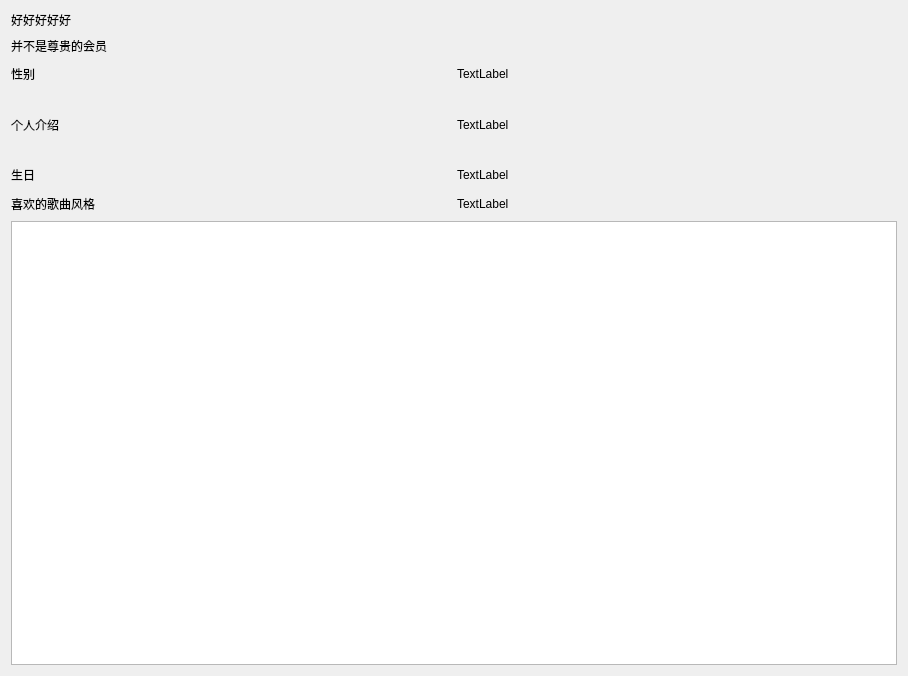
First picture: the form in gui/OtherShow.ui, repository zyzzzasdhjk/database_project, before the edit.
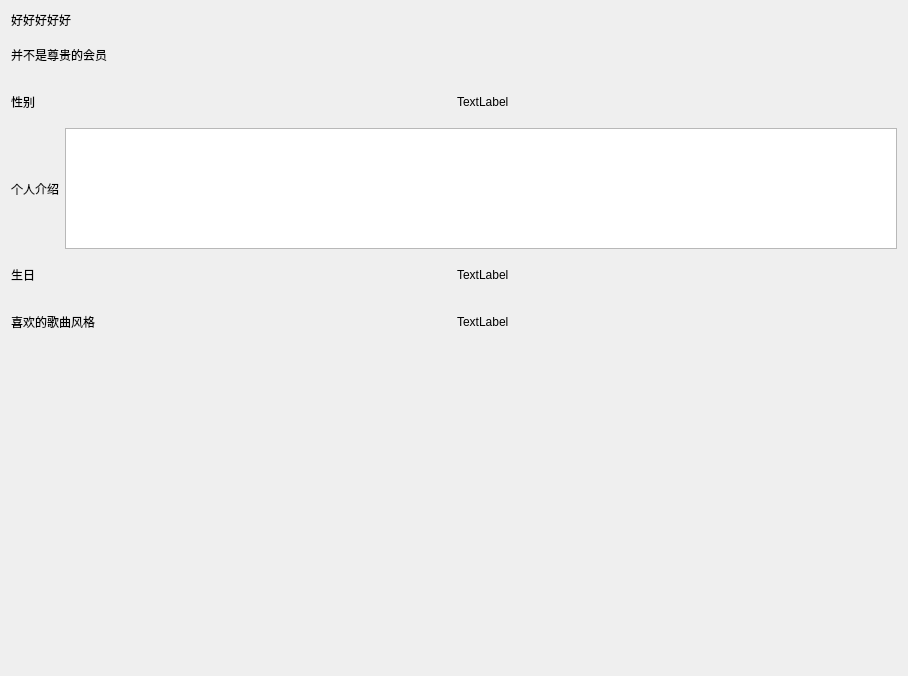
Second picture: the form after the edit.

Commit message: 11.24 更改获取搜索用户界面和别人个人资料显示界面，变得可以跳转

Diff of the .ui file:
```diff
--- a/gui/OtherShow.ui
+++ b/gui/OtherShow.ui
@@ -15,7 +15,7 @@
   </property>
   <layout class="QVBoxLayout" name="verticalLayout_2">
    <item>
-    <layout class="QVBoxLayout" name="verticalLayout" stretch="3,1,1,3,1,1,20">
+    <layout class="QVBoxLayout" name="verticalLayout" stretch="3,1,1,3,1,1,8">
      <item>
       <layout class="QHBoxLayout" name="horizontalLayout" stretch="5,3">
        <item>
@@ -75,9 +75,9 @@
         </widget>
        </item>
        <item>
-        <widget class="QLabel" name="OtherShowUIntroLabel">
-         <property name="text">
-          <string>TextLabel</string>
+        <widget class="QPlainTextEdit" name="OtherShowUIntroLabel">
+         <property name="readOnly">
+          <bool>true</bool>
          </property>
         </widget>
        </item>
@@ -120,7 +120,7 @@
       </layout>
      </item>
      <item>
-      <widget class="QTableView" name="OtherShowPlayListtableView"/>
+      <layout class="QHBoxLayout" name="OtherShowDownLayout"/>
      </item>
     </layout>
    </item>
```
The commit also changes 5 other files.
